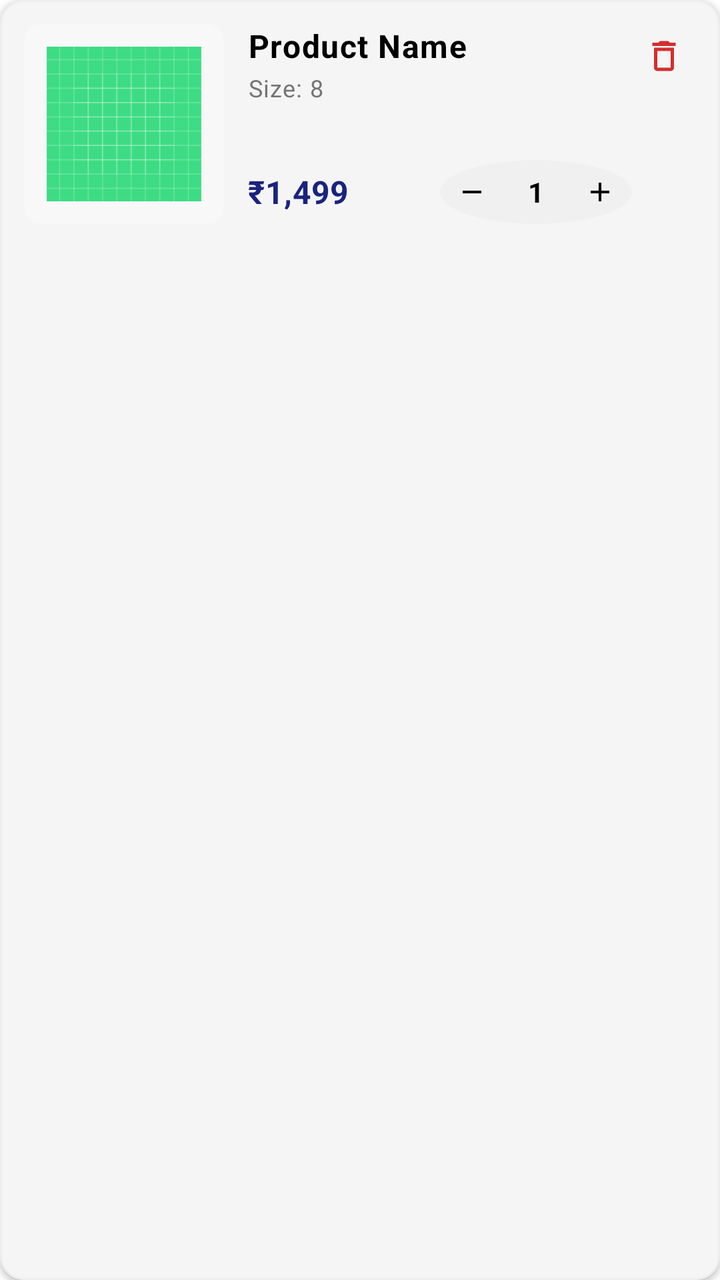
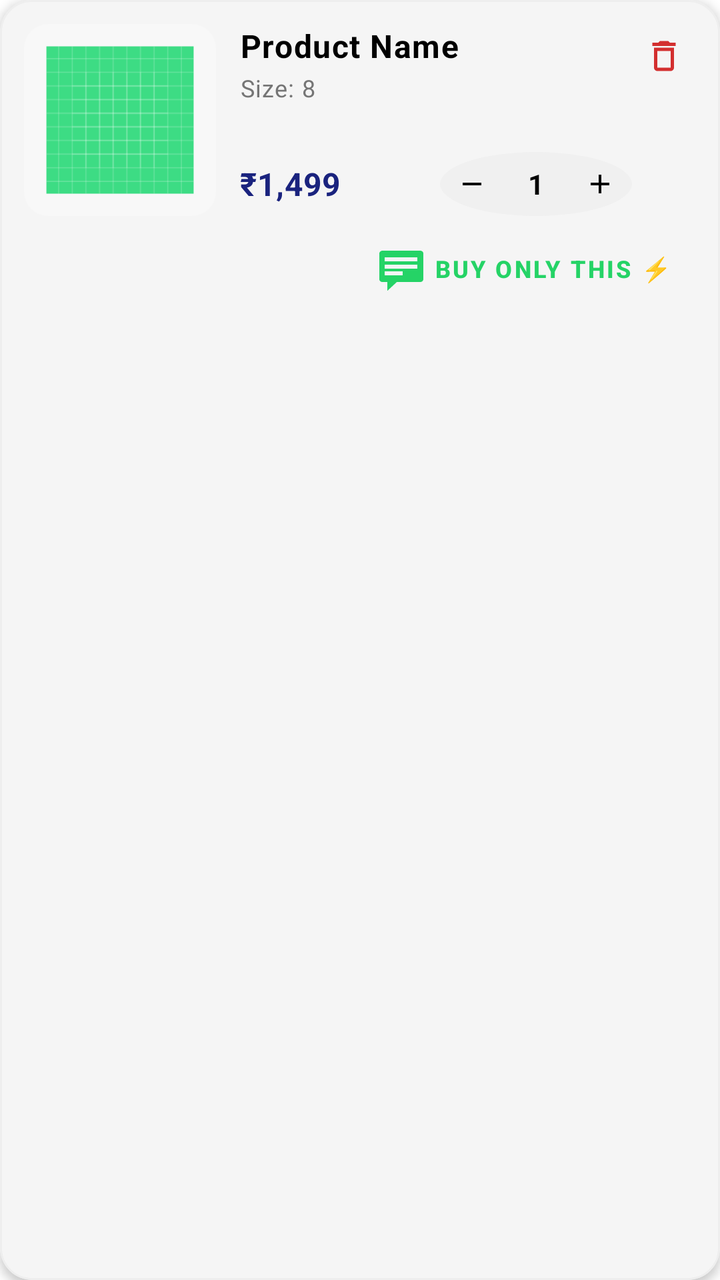

Screens rendered from an Android XML layout before and after an edit, with the pre-edit source and the edit as a unified diff.
<!-- AndroidManifest.xml: application theme Theme.NewSamadhanShoeMart.Splash -->
<!-- res/layout/item_cart.xml -->
<?xml version="1.0" encoding="utf-8"?>
<com.google.android.material.card.MaterialCardView xmlns:android="http://schemas.android.com/apk/res/android"
    xmlns:app="http://schemas.android.com/apk/res-auto"
    xmlns:tools="http://schemas.android.com/tools"
    android:layout_width="match_parent"
    android:layout_height="wrap_content"
    android:layout_marginHorizontal="12dp"
    android:layout_marginVertical="6dp"
    app:cardCornerRadius="12dp"
    app:cardElevation="2dp"
    app:strokeColor="#EEEEEE"
    app:strokeWidth="1dp">

    <LinearLayout
        android:layout_width="match_parent"
        android:layout_height="wrap_content"
        android:orientation="horizontal"
        android:padding="12dp">

        <com.google.android.material.card.MaterialCardView
            android:layout_width="100dp"
            android:layout_height="100dp"
            app:cardBackgroundColor="#F8F8F8"
            app:cardCornerRadius="8dp"
            app:cardElevation="0dp">

            <ImageView
                android:id="@+id/cart_item_image"
                android:layout_width="match_parent"
                android:layout_height="match_parent"
                android:padding="8dp"
                android:scaleType="fitCenter"
                android:src="@drawable/ic_launcher_background" />
        </com.google.android.material.card.MaterialCardView>

        <LinearLayout
            android:layout_width="0dp"
            android:layout_height="match_parent"
            android:layout_marginStart="12dp"
            android:layout_weight="1"
            android:orientation="vertical">

            <TextView
                android:id="@+id/cart_item_name"
                android:layout_width="match_parent"
                android:layout_height="wrap_content"
                android:ellipsize="end"
                android:maxLines="2"
                android:text="Product Name"
                android:textAppearance="@style/TextAppearance.MaterialComponents.Body1"
                android:textColor="@color/black"
                android:textStyle="bold" />

            <TextView
                android:id="@+id/cart_item_size"
                android:layout_width="match_parent"
                android:layout_height="wrap_content"
                android:layout_marginTop="2dp"
                android:text="Size: 8"
                android:textAppearance="@style/TextAppearance.MaterialComponents.Caption"
                android:textColor="#757575" />

            <View
                android:layout_width="match_parent"
                android:layout_height="0dp"
                android:layout_weight="1" />

            <LinearLayout
                android:layout_width="match_parent"
                android:layout_height="wrap_content"
                android:gravity="center_vertical"
                android:orientation="horizontal">

                <TextView
                    android:id="@+id/cart_item_price"
                    android:layout_width="0dp"
                    android:layout_height="wrap_content"
                    android:layout_weight="1"
                    android:text="₹1,499"
                    android:textAppearance="@style/TextAppearance.MaterialComponents.Subtitle1"
                    android:textColor="?attr/colorPrimary"
                    android:textStyle="bold" />

                <LinearLayout
                    android:layout_width="wrap_content"
                    android:layout_height="wrap_content"
                    android:background="@drawable/bg_white_circle"
                    android:backgroundTint="#F0F0F0"
                    android:gravity="center_vertical"
                    android:orientation="horizontal"
                    android:padding="2dp">

                    <ImageButton
                        android:id="@+id/btn_minus"
                        android:layout_width="28dp"
                        android:layout_height="28dp"
                        android:background="?attr/selectableItemBackgroundBorderless"
                        android:padding="6dp"
                        android:scaleType="fitCenter"
                        android:src="@drawable/ic_remove_24"
                        app:tint="@color/black" />

                    <TextView
                        android:id="@+id/cart_item_quantity"
                        android:layout_width="wrap_content"
                        android:layout_height="wrap_content"
                        android:layout_marginHorizontal="8dp"
                        android:minWidth="20dp"
                        android:text="1"
                        android:textAlignment="center"
                        android:textAppearance="@style/TextAppearance.MaterialComponents.Body2"
                        android:textColor="@color/black"
                        android:textStyle="bold" />

                    <ImageButton
                        android:id="@+id/btn_plus"
                        android:layout_width="28dp"
                        android:layout_height="28dp"
                        android:background="?attr/selectableItemBackgroundBorderless"
                        android:padding="6dp"
                        android:scaleType="fitCenter"
                        android:src="@drawable/ic_add_24"
                        app:tint="@color/black" />

                </LinearLayout>
            </LinearLayout>
        </LinearLayout>

        <ImageButton
            android:id="@+id/btn_remove"
            android:layout_width="32dp"
            android:layout_height="32dp"
            android:layout_gravity="top"
            android:background="?attr/selectableItemBackgroundBorderless"
            android:padding="6dp"
            android:scaleType="fitCenter"
            android:src="@drawable/ic_delete_24"
            app:tint="#D32F2F" />

    </LinearLayout>
</com.google.android.material.card.MaterialCardView>
<!-- resources referenced by this layout -->
<resources>
  <color name="black">#000000</color>
  <!-- drawable bg_white_circle (drawable) -->
  <?xml version="1.0" encoding="utf-8"?>
  <shape xmlns:android="http://schemas.android.com/apk/res/android"
      android:shape="oval">
      <solid android:color="@android:color/white" />
  </shape>
  <!-- drawable ic_add_24 (drawable) -->
  <vector xmlns:android="http://schemas.android.com/apk/res/android"
      android:width="24dp"
      android:height="24dp"
      android:viewportWidth="24"
      android:viewportHeight="24"
      android:tint="?attr/colorControlNormal">
    <path
        android:fillColor="@android:color/white"
        android:pathData="M19,13h-6v6h-2v-6H5v-2h6V5h2v6h6v2z"/>
  </vector>
  <!-- drawable ic_delete_24 (drawable) -->
  <vector xmlns:android="http://schemas.android.com/apk/res/android"
      android:width="24dp"
      android:height="24dp"
      android:viewportWidth="24"
      android:viewportHeight="24"
      android:tint="?attr/colorControlNormal">
    <path
        android:fillColor="@android:color/white"
        android:pathData="M16,9v10H8V9H16M14.5,3h-5l-1,1H5v2h14V4h-3.5l-1,-1M18,7H6v12c0,1.1 0.9,2 2,2h8c1.1,0 2,-0.9 2,-2V7z"/>
  </vector>
  <!-- drawable ic_remove_24 (drawable) -->
  <vector xmlns:android="http://schemas.android.com/apk/res/android"
      android:width="24dp"
      android:height="24dp"
      android:viewportWidth="24"
      android:viewportHeight="24"
      android:tint="?attr/colorControlNormal">
    <path
        android:fillColor="@android:color/white"
        android:pathData="M19,13H5v-2h14v2z"/>
  </vector>
  <style name="Theme.NewSamadhanShoeMart.Splash" parent="Theme.NewSamadhanShoeMart.NoActionBar">
          <item name="android:windowBackground">@color/background</item>
          <item name="android:windowFullscreen">true</item>
          <item name="android:windowContentTransitions">true</item>
          
          <item name="android:windowSplashScreenAnimatedIcon" tools:targetApi="s">@android:color/transparent</item>
          <item name="android:windowSplashScreenBackground" tools:targetApi="s">@color/background</item>
      </style>
  <style name="Theme.NewSamadhanShoeMart.NoActionBar" parent="Theme.NewSamadhanShoeMart">
          <item name="windowActionBar">false</item>
          <item name="windowNoTitle">true</item>
      </style>
  <color name="background">#FFFFFF</color>
  <color name="primary">#1A237E</color>
  <color name="primary_variant">#0D47A1</color>
  <color name="onPrimary">#FFFFFF</color>
  <color name="secondary">#FFD600</color>
  <color name="secondary_variant">#FBC02D</color>
  <color name="onSecondary">#000000</color>
  <color name="surface">#F5F5F5</color>
  <color name="onSurface">#121212</color>
  <color name="onBackground">#121212</color>
  <color name="error">#B00020</color>
  <color name="onError">#FFFFFF</color>
  <style name="Widget.App.CardView" parent="Widget.MaterialComponents.CardView">
          <item name="cardElevation">2dp</item>
          <item name="cardCornerRadius">12dp</item>
          <item name="cardBackgroundColor">?attr/colorSurface</item>
          <item name="rippleColor">?attr/colorControlHighlight</item>
      </style>
  <color name="gray_light">#EEEEEE</color>
  <color name="gray_text">#757575</color>
  <color name="divider">#E0E0E0</color>
  <!-- unchanged entries left out for length: 2 -->
</resources>

<!-- the commit's change to res/layout/item_cart.xml (unified diff, before → after) -->
@@ -6,136 +6,164 @@
     android:layout_height="wrap_content"
     android:layout_marginHorizontal="12dp"
     android:layout_marginVertical="6dp"
-    app:cardCornerRadius="12dp"
-    app:cardElevation="2dp"
+    app:cardCornerRadius="16dp"
+    app:cardElevation="3dp"
     app:strokeColor="#EEEEEE"
     app:strokeWidth="1dp">
 
     <LinearLayout
         android:layout_width="match_parent"
         android:layout_height="wrap_content"
-        android:orientation="horizontal"
+        android:orientation="vertical"
         android:padding="12dp">
 
-        <com.google.android.material.card.MaterialCardView
-            android:layout_width="100dp"
-            android:layout_height="100dp"
-            app:cardBackgroundColor="#F8F8F8"
-            app:cardCornerRadius="8dp"
-            app:cardElevation="0dp">
+        <LinearLayout
+            android:layout_width="match_parent"
+            android:layout_height="wrap_content"
+            android:orientation="horizontal">
 
-            <ImageView
-                android:id="@+id/cart_item_image"
-                android:layout_width="match_parent"
-                android:layout_height="match_parent"
-                android:padding="8dp"
-                android:scaleType="fitCenter"
-                android:src="@drawable/ic_launcher_background" />
-        </com.google.android.material.card.MaterialCardView>
+            <com.google.android.material.card.MaterialCardView
+                android:layout_width="96dp"
+                android:layout_height="96dp"
+                app:cardBackgroundColor="#F8F8F8"
+                app:cardCornerRadius="12dp"
+                app:cardElevation="0dp">
 
-        <LinearLayout
-            android:layout_width="0dp"
-            android:layout_height="match_parent"
-            android:layout_marginStart="12dp"
-            android:layout_weight="1"
-            android:orientation="vertical">
-
-            <TextView
-                android:id="@+id/cart_item_name"
-                android:layout_width="match_parent"
-                android:layout_height="wrap_content"
-                android:ellipsize="end"
-                android:maxLines="2"
-                android:text="Product Name"
-                android:textAppearance="@style/TextAppearance.MaterialComponents.Body1"
-                android:textColor="@color/black"
-                android:textStyle="bold" />
-
-            <TextView
-                android:id="@+id/cart_item_size"
-                android:layout_width="match_parent"
-                android:layout_height="wrap_content"
-                android:layout_marginTop="2dp"
-                android:text="Size: 8"
-                android:textAppearance="@style/TextAppearance.MaterialComponents.Caption"
-                android:textColor="#757575" />
-
-            <View
-                android:layout_width="match_parent"
-                android:layout_height="0dp"
-                android:layout_weight="1" />
+                <ImageView
+                    android:id="@+id/cart_item_image"
+                    android:layout_width="match_parent"
+                    android:layout_height="match_parent"
+                    android:padding="8dp"
+                    android:scaleType="fitCenter"
+                    android:src="@drawable/ic_launcher_background" />
+            </com.google.android.material.card.MaterialCardView>
 
             <LinearLayout
-                android:layout_width="match_parent"
-                android:layout_height="wrap_content"
-                android:gravity="center_vertical"
-                android:orientation="horizontal">
+                android:layout_width="0dp"
+                android:layout_height="match_parent"
+                android:layout_marginStart="12dp"
+                android:layout_weight="1"
+                android:orientation="vertical">
 
                 <TextView
-                    android:id="@+id/cart_item_price"
-                    android:layout_width="0dp"
+                    android:id="@+id/cart_item_name"
+                    android:layout_width="match_parent"
                     android:layout_height="wrap_content"
-                    android:layout_weight="1"
-                    android:text="₹1,499"
-                    android:textAppearance="@style/TextAppearance.MaterialComponents.Subtitle1"
-                    android:textColor="?attr/colorPrimary"
+                    android:ellipsize="end"
+                    android:maxLines="2"
+                    android:text="Product Name"
+                    android:textAppearance="@style/TextAppearance.MaterialComponents.Body1"
+                    android:textColor="@color/black"
                     android:textStyle="bold" />
 
+                <TextView
+                    android:id="@+id/cart_item_size"
+                    android:layout_width="match_parent"
+                    android:layout_height="wrap_content"
+                    android:layout_marginTop="2dp"
+                    android:text="Size: 8"
+                    android:textAppearance="@style/TextAppearance.MaterialComponents.Caption"
+                    android:textColor="#757575" />
+
+                <View
+                    android:layout_width="match_parent"
+                    android:layout_height="0dp"
+                    android:layout_weight="1" />
+
                 <LinearLayout
-                    android:layout_width="wrap_content"
+                    android:layout_width="match_parent"
                     android:layout_height="wrap_content"
-                    android:background="@drawable/bg_white_circle"
-                    android:backgroundTint="#F0F0F0"
                     android:gravity="center_vertical"
-                    android:orientation="horizontal"
-                    android:padding="2dp">
-
-                    <ImageButton
-                        android:id="@+id/btn_minus"
-                        android:layout_width="28dp"
-                        android:layout_height="28dp"
-                        android:background="?attr/selectableItemBackgroundBorderless"
-                        android:padding="6dp"
-                        android:scaleType="fitCenter"
-                        android:src="@drawable/ic_remove_24"
-                        app:tint="@color/black" />
+                    android:orientation="horizontal">
 
                     <TextView
-                        android:id="@+id/cart_item_quantity"
+                        android:id="@+id/cart_item_price"
+                        android:layout_width="0dp"
+                        android:layout_height="wrap_content"
+                        android:layout_weight="1"
+                        android:text="₹1,499"
+                        android:textAppearance="@style/TextAppearance.MaterialComponents.Subtitle1"
+                        android:textColor="?attr/colorPrimary"
+                        android:textStyle="bold" />
+
+                    <LinearLayout
                         android:layout_width="wrap_content"
                         android:layout_height="wrap_content"
-                        android:layout_marginHorizontal="8dp"
-                        android:minWidth="20dp"
-                        android:text="1"
-                        android:textAlignment="center"
-                        android:textAppearance="@style/TextAppearance.MaterialComponents.Body2"
-                        android:textColor="@color/black"
-                        android:textStyle="bold" />
+                        android:background="@drawable/bg_white_circle"
+                        android:backgroundTint="#F0F0F0"
+                        android:gravity="center_vertical"
+                        android:orientation="horizontal"
+                        android:padding="2dp">
 
-                    <ImageButton
-                        android:id="@+id/btn_plus"
-                        android:layout_width="28dp"
-                        android:layout_height="28dp"
-                        android:background="?attr/selectableItemBackgroundBorderless"
-                        android:padding="6dp"
-                        android:scaleType="fitCenter"
-                        android:src="@drawable/ic_add_24"
-                        app:tint="@color/black" />
+                        <ImageButton
+                            android:id="@+id/btn_minus"
+                            android:layout_width="28dp"
+                            android:layout_height="28dp"
+                            android:background="?attr/selectableItemBackgroundBorderless"
+                            android:padding="6dp"
+                            android:scaleType="fitCenter"
+                            android:src="@drawable/ic_remove_24"
+                            app:tint="@color/black" />
 
+                        <TextView
+                            android:id="@+id/cart_item_quantity"
+                            android:layout_width="wrap_content"
+                            android:layout_height="wrap_content"
+                            android:layout_marginHorizontal="8dp"
+                            android:minWidth="20dp"
+                            android:text="1"
+                            android:textAlignment="center"
+                            android:textAppearance="@style/TextAppearance.MaterialComponents.Body2"
+                            android:textColor="@color/black"
+                            android:textStyle="bold" />
+
+                        <ImageButton
+                            android:id="@+id/btn_plus"
+                            android:layout_width="28dp"
+                            android:layout_height="28dp"
+                            android:background="?attr/selectableItemBackgroundBorderless"
+                            android:padding="6dp"
+                            android:scaleType="fitCenter"
+                            android:src="@drawable/ic_add_24"
+                            app:tint="@color/black" />
+
+                    </LinearLayout>
                 </LinearLayout>
             </LinearLayout>
+
+            <ImageButton
+                android:id="@+id/btn_remove"
+                android:layout_width="32dp"
+                android:layout_height="32dp"
+                android:layout_gravity="top"
+                android:background="?attr/selectableItemBackgroundBorderless"
+                android:padding="6dp"
+                android:scaleType="fitCenter"
+                android:src="@drawable/ic_delete_24"
+                app:tint="#D32F2F" />
+
         </LinearLayout>
 
-        <ImageButton
-            android:id="@+id/btn_remove"
-            android:layout_width="32dp"
-            android:layout_height="32dp"
-            android:layout_gravity="top"
-            android:background="?attr/selectableItemBackgroundBorderless"
-            android:padding="6dp"
-            android:scaleType="fitCenter"
-            android:src="@drawable/ic_delete_24"
-            app:tint="#D32F2F" />
+        
+        <LinearLayout
+            android:layout_width="match_parent"
+            android:layout_height="wrap_content"
+            android:layout_marginTop="8dp"
+            android:gravity="end">
+
+            <com.google.android.material.button.MaterialButton
+                android:id="@+id/btn_buy_this"
+                style="@style/Widget.MaterialComponents.Button.TextButton"
+                android:layout_width="wrap_content"
+                android:layout_height="36dp"
+                android:paddingHorizontal="12dp"
+                android:text="Buy Only This ⚡"
+                android:textColor="@color/whatsapp_green"
+                android:textSize="12sp"
+                android:textStyle="bold"
+                app:icon="@android:drawable/stat_notify_chat"
+                app:iconTint="@color/whatsapp_green" />
+        </LinearLayout>
 
     </LinearLayout>
 </com.google.android.material.card.MaterialCardView>
<!-- resource entries referenced after the edit -->
@@ -1,6 +1,7 @@
 <!-- resources referenced by this layout -->
 <resources>
   <color name="black">#000000</color>
+  <color name="whatsapp_green">#25D366</color>
   <!-- drawable bg_white_circle (drawable) -->
   <?xml version="1.0" encoding="utf-8"?>
   <shape xmlns:android="http://schemas.android.com/apk/res/android"
